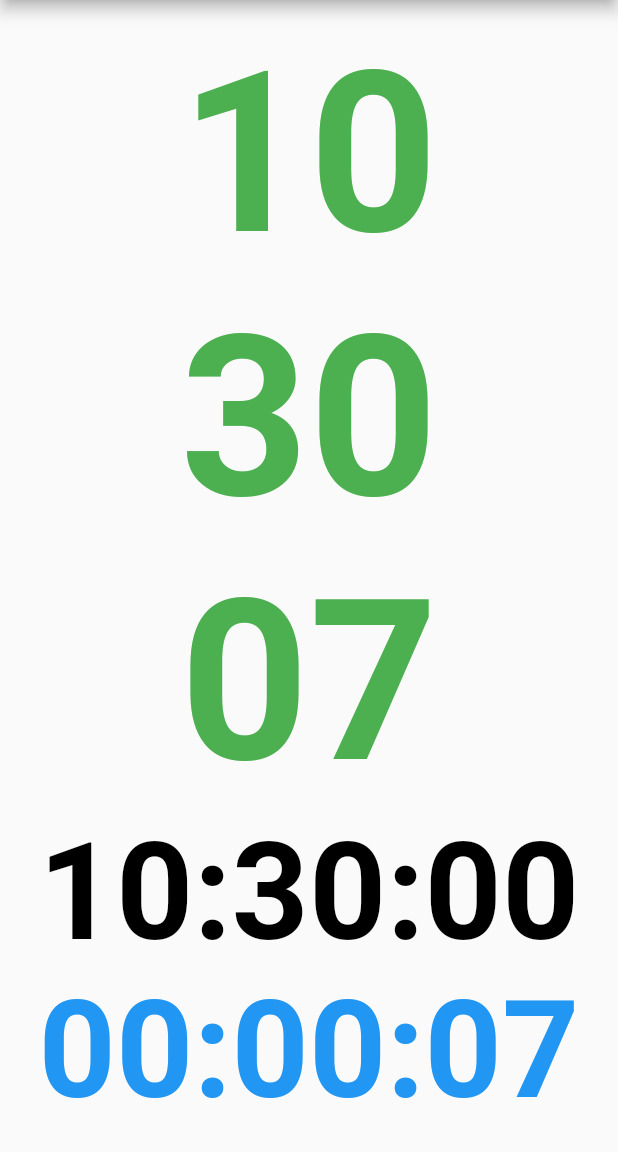
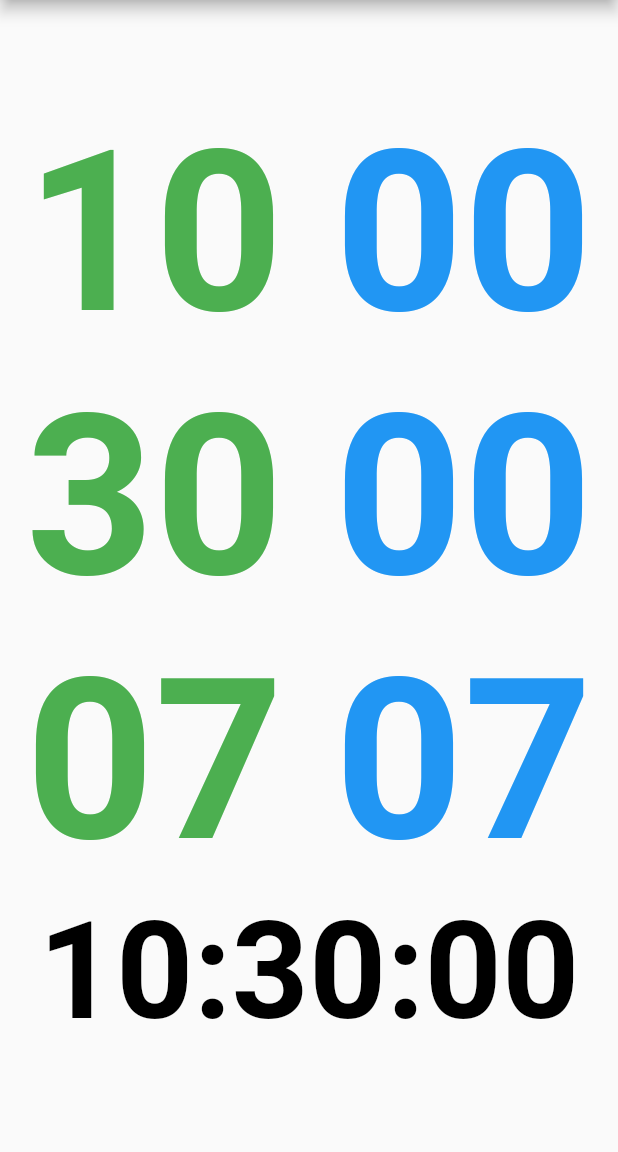
Before and after one commit to gos-k/flutter_workout_clock, a Flutter app: the screen it shows after launch, on a phone screen of 412 x 824 dp, the part 84-1236 px from its top. Run offline on Flutter 3.47's test engine with Material 2 defaults, Android fonts, the phone set to English and light mode, and no system bars.

Commit message:
Mod side by side

```diff
--- a/lib/main.dart
+++ b/lib/main.dart
@@ -57,7 +57,7 @@ class _WorkoutClockPageState extends State<WorkoutClockPage> {
   Widget build(BuildContext context) {
     var _mainTextStyle = TextStyle(fontSize: 150, fontWeight: FontWeight.bold, color: Colors.green);
     var stopTextStyle = TextStyle(fontSize: 90, fontWeight: FontWeight.bold, color: Colors.black);
-    var diffTextStyle = TextStyle(fontSize: 90, fontWeight: FontWeight.bold, color: Colors.blue);
+    var diffTextStyle = TextStyle(fontSize: 150, fontWeight: FontWeight.bold, color: Colors.blue);
     return Scaffold(
       appBar: AppBar(
         title: Text(widget.title),
@@ -69,11 +69,25 @@ class _WorkoutClockPageState extends State<WorkoutClockPage> {
           child: Column(
             mainAxisAlignment: MainAxisAlignment.center,
             children: <Widget>[
-              Text('${_pad02(_now.hour)}', style: _mainTextStyle),
-              Text('${_pad02(_now.minute)}', style: _mainTextStyle),
-              Text('${_pad02(_now.second)}', style: _mainTextStyle),
+              Row(
+                  mainAxisAlignment: MainAxisAlignment.spaceAround,
+                  children: <Widget>[
+                    Text('${_pad02(_now.hour)}', style: _mainTextStyle),
+                    Text('${_pad02(_diff.hour)}', style: diffTextStyle),
+                  ]),
+              Row(
+                  mainAxisAlignment: MainAxisAlignment.spaceAround,
+                  children: <Widget>[
+                    Text('${_pad02(_now.minute)}', style: _mainTextStyle),
+                    Text('${_pad02(_diff.minute)}', style: diffTextStyle),
+                  ]),
+              Row(
+                  mainAxisAlignment: MainAxisAlignment.spaceAround,
+                  children: <Widget>[
+                    Text('${_pad02(_now.second)}', style: _mainTextStyle),
+                    Text('${_pad02(_diff.second)}', style: diffTextStyle),
+                  ]),
               Text('${_pad02(_temp.hour)}:${_pad02(_temp.minute)}:${_pad02(_temp.second)}', style: stopTextStyle),
-              Text('${_pad02(_diff.hour)}:${_pad02(_diff.minute)}:${_pad02(_diff.second)}', style: diffTextStyle),
             ],
           ),
         ),
```
